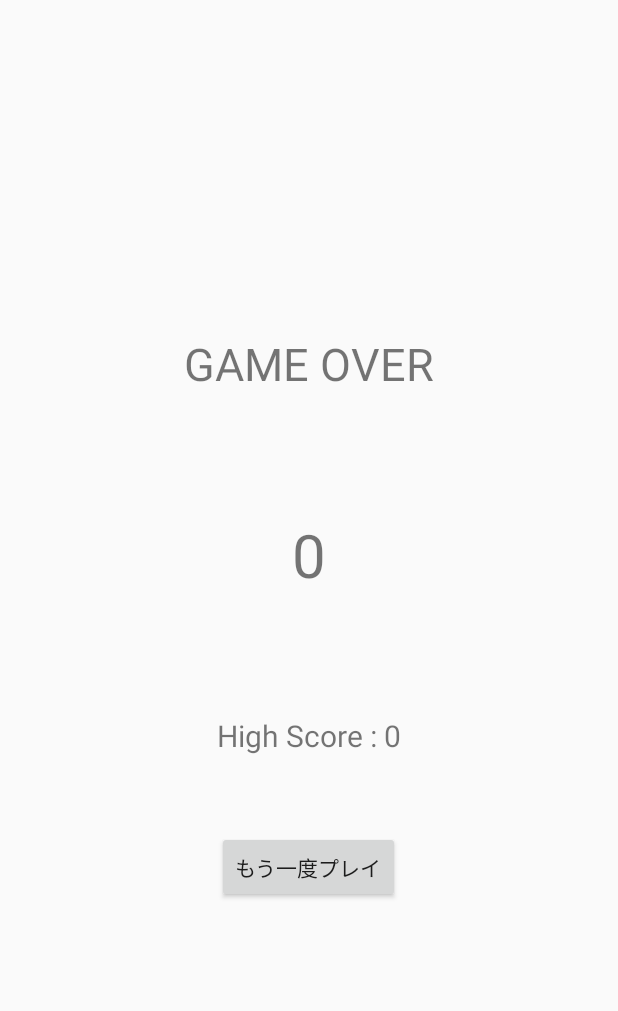
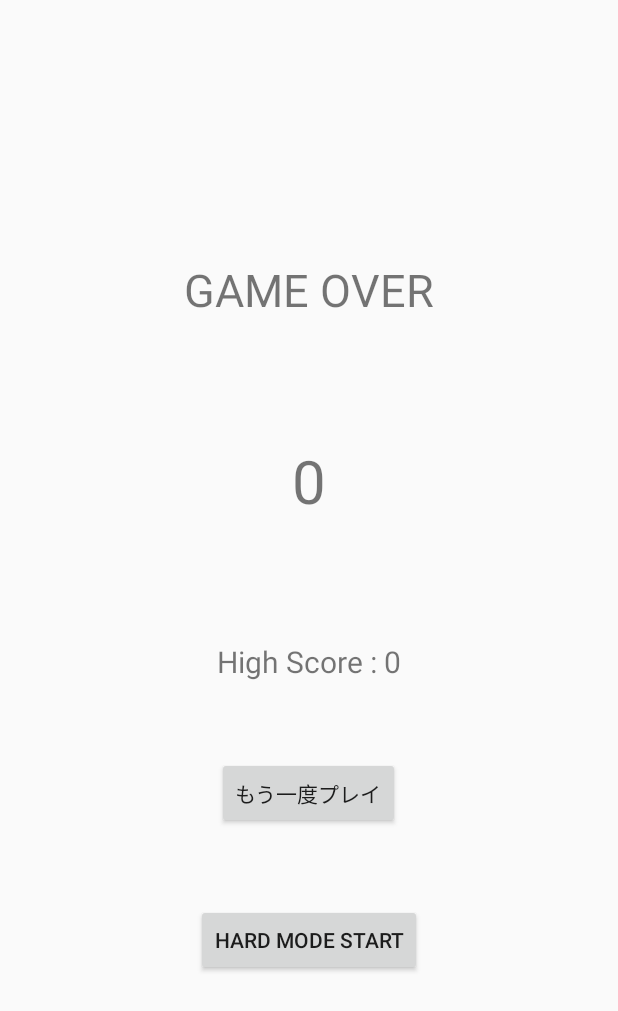
Before and after one commit to pon-1910/CatchTheBall, an Android app: the ResultActivity screen opened directly, with no data from a screen before it, on a phone screen of 412 x 824 dp. Shown: the top 1011 px of the screen. Run offline under Robolectric (Android 15) with nearby library versions, the light colour scheme and no system bars.

Commit message:
HARD MODE と NORMAL MORD に画面遷移できるように設定

```diff
--- a/app/src/main/java/com/example/mycompany/catchtheball/HardMainActivity.java
+++ b/app/src/main/java/com/example/mycompany/catchtheball/HardMainActivity.java
@@ -193,7 +193,7 @@ public class HardMainActivity extends AppCompatActivity {
             }
 
             // 結果画面へ
-            Intent intent = new Intent(getApplicationContext(), ResultActivity.class);
+            Intent intent = new Intent(getApplicationContext(), HardResultActivity.class);
             intent.putExtra("SCORE", score);
             startActivity(intent);
         }
@@ -214,7 +214,7 @@ public class HardMainActivity extends AppCompatActivity {
             }
 
             // 結果画面へ
-            Intent intent = new Intent(getApplicationContext(), ResultActivity.class);
+            Intent intent = new Intent(getApplicationContext(), HardResultActivity.class);
             intent.putExtra("SCORE", score);
             startActivity(intent);
         }
--- a/app/src/main/java/com/example/mycompany/catchtheball/ResultActivity.java
+++ b/app/src/main/java/com/example/mycompany/catchtheball/ResultActivity.java
@@ -22,7 +22,7 @@ public class ResultActivity extends AppCompatActivity {
         int score = getIntent().getIntExtra("SCORE", 0);
         scoreLabel.setText(score + "");
 
-        SharedPreferences sharedPreferences = getSharedPreferences("GAME_OVER",
+        SharedPreferences sharedPreferences = getSharedPreferences("GAME_DATA",
                 Context.MODE_PRIVATE);
         int highScore = sharedPreferences.getInt("HIGH_SCORE", 0);
 
@@ -42,7 +42,7 @@ public class ResultActivity extends AppCompatActivity {
         startActivity(new Intent(getApplicationContext(), MainActivity.class));
     }
 
-    @Override
-    public void onBackPressed() {
+    public void Hard(View view){
+        startActivity(new Intent(getApplicationContext(), HardMainActivity.class));
     }
 }
--- a/app/src/main/res/layout/activity_result.xml
+++ b/app/src/main/res/layout/activity_result.xml
@@ -37,4 +37,11 @@
         android:layout_marginTop="50dp"
         android:onClick="tryAgain"/>
 
+    <Button
+        android:layout_width="wrap_content"
+        android:layout_height="wrap_content"
+        android:text="@string/btn_hard_start"
+        android:layout_marginTop="50dp"
+        android:onClick="Hard"/>
+
 </LinearLayout>
--- a/app/src/main/res/values/strings.xml
+++ b/app/src/main/res/values/strings.xml
@@ -9,6 +9,6 @@
     <string name="pink_point">30 point</string>
     <string name="orange_point">10 point</string>
     <string name="black">Game Over</string>
-    <string name="btn_start">START</string>
+    <string name="btn_start">NORMAL MODE START</string>
     <string name="btn_hard_start">HARD MODE START</string>
 </resources>
```
